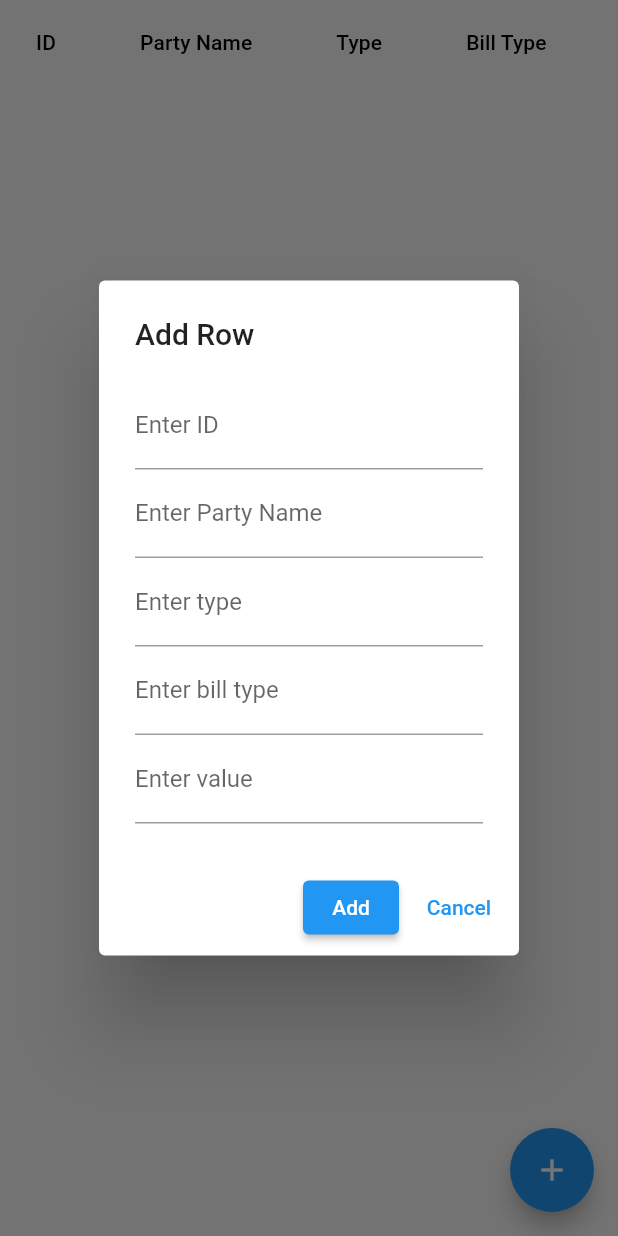
After one commit to DhanrajRateria/apple_bheGFG, a Flutter app: the TableWithAddButton screen opened directly, after a tap on the "add" icon, on a phone screen of 412 x 824 dp. The commit adds this screen. Run offline on Flutter 3.47's test engine with Material 2 defaults, Android fonts, the phone set to English and light mode, and no system bars.

Commit message:
Getting ahead

```diff
--- /dev/null
+++ b/lib/data/tables.dart
@@ -0,0 +1,115 @@
+import 'package:flutter/material.dart';
+
+class TableWithAddButton extends StatefulWidget {
+  @override
+  _TableWithAddButtonState createState() => _TableWithAddButtonState();
+}
+
+class _TableWithAddButtonState extends State<TableWithAddButton> {
+  List<String> headers = ['ID', 'Party Name', 'Type', 'Bill Type', 'Value'];
+  List<List<String>> rows = [];
+  TextEditingController _controller1 = TextEditingController();
+  TextEditingController _controller2 = TextEditingController();
+  TextEditingController _controller3 = TextEditingController();
+  TextEditingController _controller4 = TextEditingController();
+  TextEditingController _controller5 = TextEditingController();
+
+  @override
+  Widget build(BuildContext context) {
+    return Scaffold(
+      body: SingleChildScrollView(
+        scrollDirection: Axis.horizontal,
+        child: SingleChildScrollView(
+          child: DataTable(
+            columns: headers
+                .map((header) => DataColumn(label: Text(header)))
+                .toList(),
+            rows: rows
+                .map((row) => DataRow(
+                    cells: row.map((cell) => DataCell(Text(cell))).toList()))
+                .toList(),
+          ),
+        ),
+      ),
+      floatingActionButton: FloatingActionButton(
+        onPressed: () {
+          showDialog(
+            context: context,
+            builder: (context) {
+              return AlertDialog(
+                title: Text('Add Row'),
+                content: Column(
+                  mainAxisSize: MainAxisSize.min,
+                  children: [
+                    TextField(
+                      controller: _controller1,
+                      decoration: InputDecoration(
+                        labelText: 'Enter ID',
+                      ),
+                    ),
+                    TextField(
+                      controller: _controller2,
+                      decoration: InputDecoration(
+                        labelText: 'Enter Party Name',
+                      ),
+                    ),
+                    TextField(
+                      controller: _controller3,
+                      decoration: InputDecoration(
+                        labelText: 'Enter type',
+                      ),
+                    ),
+                    TextField(
+                      controller: _controller4,
+                      decoration: InputDecoration(
+                        labelText: 'Enter bill type',
+                      ),
+                    ),
+                    TextField(
+                      controller: _controller5,
+                      decoration: InputDecoration(
+                        labelText: 'Enter value',
+                      ),
+                    ),
+                  ],
+                ),
+                actions: [
+                  ElevatedButton(
+                    onPressed: () {
+                      setState(() {
+                        rows.add([
+                          _controller1.text,
+                          _controller2.text,
+                          _controller3.text,
+                          _controller4.text,
+                          _controller5.text
+                        ]);
+                      });
+                      Navigator.of(context).pop();
+                      _controller1.clear();
+                      _controller2.clear();
+                      _controller3.clear();
+                      _controller4.clear();
+                      _controller5.clear();
+                    },
+                    child: Text('Add'),
+                  ),
+                  TextButton(
+                    onPressed: () {
+                      Navigator.of(context).pop();
+                      _controller1.clear();
+                      _controller2.clear();
+                      _controller3.clear();
+                    },
+                    child: Text('Cancel'),
+                  ),
+                ],
+              );
+            },
+          );
+        },
+        child: Icon(Icons.add),
+      ),
+    );
+  }
+}
```
Also changed, not shown: lib/screens/information_screens/orders.dart (+34 -3 lines).
